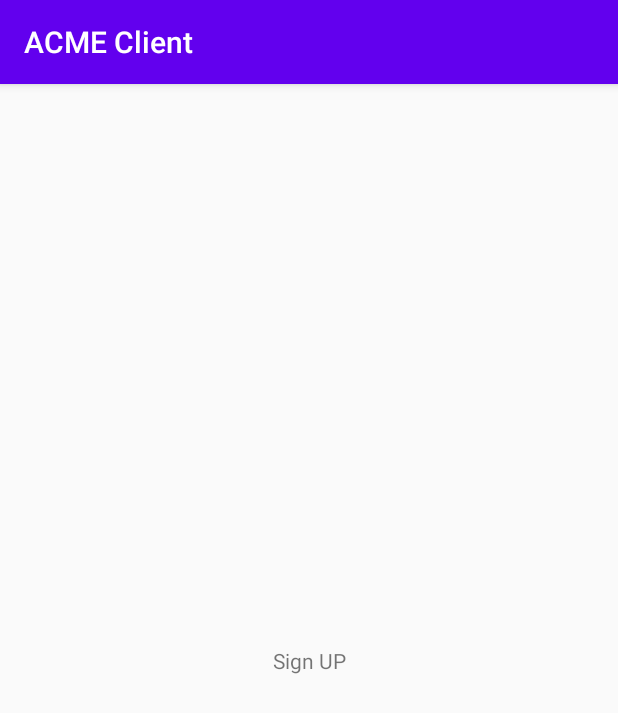
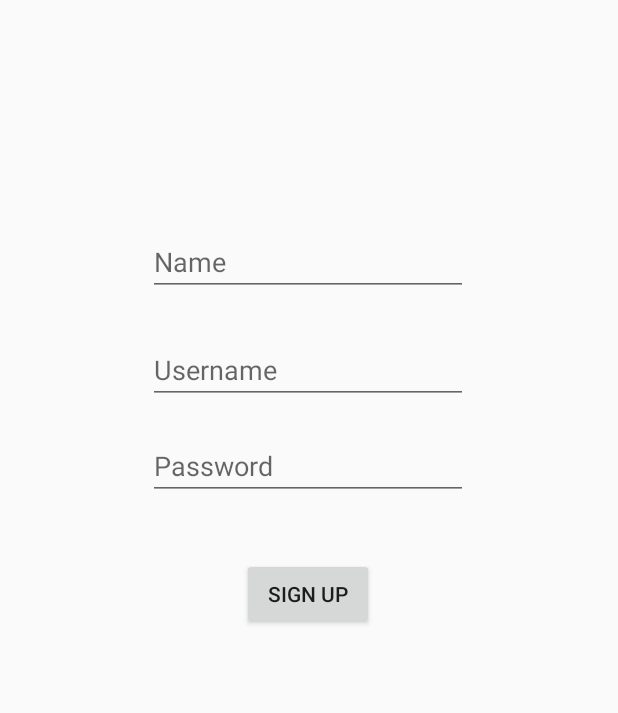
Before and after one commit to miguelalexbt/ACME-Coffee-App, an Android app: the SignUpFragment screen opened through its navigation route, on a phone screen of 412 x 824 dp. Shown: the top 713 px of the screen. Run offline under Robolectric (Android 15) with nearby library versions, the phone set to English and light mode, and no system bars; our stand-ins replace Dagger/Hilt's generated code, Room's generated code, data binding.

Commit message:
[Client]: Add data binding and Item DAO

```diff
--- a/client/app/build.gradle
+++ b/client/app/build.gradle
@@ -16,6 +16,10 @@ android {
         versionName "1.0"
 
         testInstrumentationRunner "androidx.test.runner.AndroidJUnitRunner"
+    }
+
+    buildFeatures {
+        dataBinding true
     }
 
     buildTypes {
--- a/client/app/src/main/java/org/feup/cmov/acmeclient/data/DataRepository.kt
+++ b/client/app/src/main/java/org/feup/cmov/acmeclient/data/DataRepository.kt
@@ -6,6 +6,7 @@ import com.google.gson.Gson
 import kotlinx.coroutines.flow.Flow
 import org.feup.cmov.acmeclient.MainApplication
 import org.feup.cmov.acmeclient.Utils
+import org.feup.cmov.acmeclient.data.db.ItemDao
 import org.feup.cmov.acmeclient.data.db.UserDao
 import org.feup.cmov.acmeclient.data.model.User
 import org.feup.cmov.acmeclient.data.request.SignInRequest
@@ -19,7 +20,8 @@ import javax.inject.Inject
 
 class DataRepository @Inject constructor(
     private val webService: WebService,
-    private val userDao: UserDao
+    private val userDao: UserDao,
+    private val itemDao: ItemDao
 ) {
     var user: User? = null
         private set
@@ -45,23 +47,11 @@ class DataRepository @Inject constructor(
         }
 
         return result.getOrNull()!!
-
-//        webService.signIn(username, password).enqueue(object: Callback<User> {
-//            override fun onResponse(call: Call<User>, response: Response<User>) {
-//                if (response.isSuccessful) {
-//                    setUser(response.body()!!)
-//                }
-//            }
-//
-//            override fun onFailure(call: Call<User>, t: Throwable) {
-//                println(t.toString())
-//            }
-//        })
     }
 
     suspend fun signUp(name: String, username: String, password: String): User {
 
-        val result = kotlin.runCatching {
+        val result = runCatching {
             val user = User(id="", name=name, username=username, password=password)
 
             // Generate certificate
@@ -77,30 +67,9 @@ class DataRepository @Inject constructor(
         }
 
         return result.getOrNull()!!
-
-
-
-//        val result = runCatching {
-//
-//            val user = User(id="", name=name, username=username, password=password)
-//
-//            // Generate certificate
-//            val cert = Utils.generateCertificate(alias=username)
-//
-//            // Call web service
-//            webService.signUp(SignUpRequest(user, cert))
-//        }
-
-//        result.onSuccess {
-//            setUser(result.getOrNull()!!)
-//        }
-
-//        return result
     }
 
-    suspend fun getItems() {
-
-    }
+    fun getItems() = itemDao.getAll()
 
 
     private suspend fun setUser(user: User) {
--- a/client/app/src/main/java/org/feup/cmov/acmeclient/data/db/AppDatabase.kt
+++ b/client/app/src/main/java/org/feup/cmov/acmeclient/data/db/AppDatabase.kt
@@ -2,9 +2,11 @@ package org.feup.cmov.acmeclient.data.db
 
 import androidx.room.Database
 import androidx.room.RoomDatabase
+import org.feup.cmov.acmeclient.data.model.Item
 import org.feup.cmov.acmeclient.data.model.User
 
-@Database(entities = [User::class], version = 1)
+@Database(entities = [User::class, Item::class], version = 1)
 abstract class AppDatabase: RoomDatabase() {
     abstract fun userDao(): UserDao
+    abstract fun itemDao(): ItemDao
 }
--- /dev/null
+++ b/client/app/src/main/java/org/feup/cmov/acmeclient/data/db/ItemDao.kt
@@ -0,0 +1,12 @@
+package org.feup.cmov.acmeclient.data.db
+
+import androidx.room.Dao
+import androidx.room.Query
+import kotlinx.coroutines.flow.Flow
+import org.feup.cmov.acmeclient.data.model.Item
+
+@Dao
+interface ItemDao {
+    @Query("SELECT * FROM item")
+    fun getAll() : Flow<List<Item>>
+}
--- a/client/app/src/main/java/org/feup/cmov/acmeclient/data/db/UserDao.kt
+++ b/client/app/src/main/java/org/feup/cmov/acmeclient/data/db/UserDao.kt
@@ -1,6 +1,5 @@
 package org.feup.cmov.acmeclient.data.db
 
-import androidx.lifecycle.LiveData
 import androidx.room.Dao
 import androidx.room.Insert
 import androidx.room.OnConflictStrategy.REPLACE
@@ -13,6 +12,10 @@ interface UserDao {
     @Insert(onConflict = REPLACE)
     suspend fun save(user: User)
 
+    @Query("SELECT * FROM user ")
+    fun getAll() : Flow<List<User>>
+
+
 //    @Query("SELECT * FROM user WHERE id = :id")
 //    fun load(id: String) : LiveData<User?>
 }
--- a/client/app/src/main/java/org/feup/cmov/acmeclient/data/model/Item.kt
+++ b/client/app/src/main/java/org/feup/cmov/acmeclient/data/model/Item.kt
@@ -1,12 +1,16 @@
 package org.feup.cmov.acmeclient.data.model
 
+import androidx.room.Entity
+import androidx.room.PrimaryKey
 import com.google.gson.annotations.Expose
 import com.google.gson.annotations.SerializedName
 
+@Entity
 data class Item(
     @SerializedName("id")
     @Expose
-    var id: String? = null,
+    @PrimaryKey
+    var id: String,
 
     @SerializedName("type")
     @Expose
--- a/client/app/src/main/java/org/feup/cmov/acmeclient/di/DatabaseModule.kt
+++ b/client/app/src/main/java/org/feup/cmov/acmeclient/di/DatabaseModule.kt
@@ -8,6 +8,7 @@ import dagger.hilt.InstallIn
 import dagger.hilt.android.components.ApplicationComponent
 import dagger.hilt.android.qualifiers.ApplicationContext
 import org.feup.cmov.acmeclient.data.db.AppDatabase
+import org.feup.cmov.acmeclient.data.db.ItemDao
 import org.feup.cmov.acmeclient.data.db.UserDao
 import javax.inject.Singleton
 
@@ -23,4 +24,7 @@ object DatabaseModule {
 
     @Provides
     fun provideUserDao(db: AppDatabase): UserDao = db.userDao()
+
+    @Provides
+    fun provideItemDao(db: AppDatabase): ItemDao = db.itemDao()
 }
--- a/client/app/src/main/java/org/feup/cmov/acmeclient/ui/auth/AuthActivity.kt
+++ b/client/app/src/main/java/org/feup/cmov/acmeclient/ui/auth/AuthActivity.kt
@@ -2,13 +2,16 @@ package org.feup.cmov.acmeclient.ui.auth
 
 import androidx.appcompat.app.AppCompatActivity
 import android.os.Bundle
+import androidx.databinding.DataBindingUtil
 import dagger.hilt.android.AndroidEntryPoint
 import org.feup.cmov.acmeclient.R
+import org.feup.cmov.acmeclient.databinding.ActivityAuthBinding
 
 @AndroidEntryPoint
 class AuthActivity : AppCompatActivity() {
     override fun onCreate(savedInstanceState: Bundle?) {
         super.onCreate(savedInstanceState)
-        setContentView(R.layout.activity_auth)
+        supportActionBar?.hide()
+        DataBindingUtil.setContentView<ActivityAuthBinding>(this, R.layout.activity_auth)
     }
 }
--- a/client/app/src/main/java/org/feup/cmov/acmeclient/ui/auth/SignInFragment.kt
+++ b/client/app/src/main/java/org/feup/cmov/acmeclient/ui/auth/SignInFragment.kt
@@ -6,32 +6,44 @@ import android.view.LayoutInflater
 import android.view.View
 import android.view.ViewGroup
 import android.widget.Button
-import android.widget.EditText
 import androidx.fragment.app.viewModels
+import androidx.lifecycle.Observer
 import androidx.navigation.fragment.findNavController
 import dagger.hilt.android.AndroidEntryPoint
 import org.feup.cmov.acmeclient.R
+import org.feup.cmov.acmeclient.databinding.FragmentSignInBinding
 
 @AndroidEntryPoint
 class SignInFragment : Fragment() {
+
+    private lateinit var binding: FragmentSignInBinding
+
     private val viewModel: SignInViewModel by viewModels()
 
     override fun onCreateView(
-        inflater: LayoutInflater, container: ViewGroup?,
+        inflater: LayoutInflater,
+        container: ViewGroup?,
         savedInstanceState: Bundle?
     ): View? {
-        return inflater.inflate(R.layout.fragment_sign_in, container, false)
+        binding = FragmentSignInBinding.inflate(inflater, container, false)
+        binding.lifecycleOwner = this
+        binding.viewModel = viewModel
+        return binding.root
     }
 
     override fun onViewCreated(view: View, savedInstanceState: Bundle?) {
         super.onViewCreated(view, savedInstanceState)
 
+        viewModel.items.observe(viewLifecycleOwner, Observer { items ->
+            println("Got $items")
+        })
+
         // Subscribe to state, etc
-        val btn = view.findViewById<Button>(R.id.button2)
-
-        btn.setOnClickListener {
-            // TODO CHECK OUT LIBRARY SafeArgs
-            findNavController().navigate(R.id.navigate_to_sign_up)
-        }
+//        val btn = view.findViewById<Button>(R.id.signIn_submit)
+//
+//        btn.setOnClickListener {
+//            // TODO CHECK OUT LIBRARY SafeArgs
+//            findNavController().navigate(R.id.navigate_to_sign_up)
+//        }
     }
 }
--- a/client/app/src/main/java/org/feup/cmov/acmeclient/ui/auth/SignInViewModel.kt
+++ b/client/app/src/main/java/org/feup/cmov/acmeclient/ui/auth/SignInViewModel.kt
@@ -2,14 +2,27 @@ package org.feup.cmov.acmeclient.ui.auth
 
 import androidx.hilt.Assisted
 import androidx.hilt.lifecycle.ViewModelInject
-import androidx.lifecycle.SavedStateHandle
-import androidx.lifecycle.ViewModel
+import androidx.lifecycle.*
+import kotlinx.coroutines.delay
 import org.feup.cmov.acmeclient.data.DataRepository
+import org.feup.cmov.acmeclient.data.model.Item
+
+data class State(
+    val txt: String = "miguelalexbt"
+)
 
 class SignInViewModel @ViewModelInject constructor(
-    @Assisted savedStateHandle: SavedStateHandle,
+//    @Assisted savedStateHandle: SavedStateHandle,
     private val dataRepository: DataRepository
 ) : ViewModel() {
 
+    private val _state = MutableLiveData<String>("")
+    val state: LiveData<String> = _state
 
+    val items: LiveData<List<Item>> = dataRepository.getItems().asLiveData()
+
+    fun signIn() {
+        println("Value is ${_state.value}")
+        _state.value = _state.value + "A"
+    }
 }
--- a/client/app/src/main/res/layout/activity_auth.xml
+++ b/client/app/src/main/res/layout/activity_auth.xml
@@ -1,8 +1,6 @@
 <?xml version="1.0" encoding="utf-8"?>
-<FrameLayout xmlns:android="http://schemas.android.com/apk/res/android"
-    xmlns:app="http://schemas.android.com/apk/res-auto"
-    android:layout_width="match_parent"
-    android:layout_height="match_parent">
+<layout xmlns:android="http://schemas.android.com/apk/res/android"
+    xmlns:app="http://schemas.android.com/apk/res-auto">
 
     <androidx.fragment.app.FragmentContainerView
         android:id="@+id/main_content"
@@ -11,5 +9,4 @@
         android:layout_height="match_parent"
         app:defaultNavHost="true"
         app:navGraph="@navigation/nav_auth" />
-
-</FrameLayout>
+</layout>
--- a/client/app/src/main/res/layout/fragment_sign_up.xml
+++ b/client/app/src/main/res/layout/fragment_sign_up.xml
@@ -10,13 +10,56 @@
         android:layout_width="match_parent"
         android:layout_height="match_parent">
 
-        <TextView
-            android:id="@+id/textView2"
+        <EditText
+            android:id="@+id/signUp_name"
             android:layout_width="wrap_content"
             android:layout_height="wrap_content"
-            android:text="Sign UP"
-            app:layout_constraintBottom_toBottomOf="parent"
+            android:layout_marginTop="152dp"
+            android:ems="10"
+            android:hint="@string/prompt_name"
+            android:inputType="textPersonName"
             app:layout_constraintEnd_toEndOf="parent"
+            app:layout_constraintHorizontal_bias="0.497"
+            app:layout_constraintStart_toStartOf="parent"
+            app:layout_constraintTop_toTopOf="parent"
+            android:autofillHints="" />
+
+        <EditText
+            android:id="@+id/signUp_username"
+            android:layout_width="wrap_content"
+            android:layout_height="wrap_content"
+            android:layout_marginTop="224dp"
+            android:ems="10"
+            android:hint="@string/prompt_username"
+            android:inputType="textPersonName"
+            app:layout_constraintEnd_toEndOf="parent"
+            app:layout_constraintHorizontal_bias="0.497"
+            app:layout_constraintStart_toStartOf="parent"
+            app:layout_constraintTop_toTopOf="parent"
+            android:autofillHints="" />
+
+        <EditText
+            android:id="@+id/signUp_password"
+            android:layout_width="wrap_content"
+            android:layout_height="wrap_content"
+            android:layout_marginTop="288dp"
+            android:ems="10"
+            android:hint="@string/prompt_password"
+            android:inputType="textPassword"
+            app:layout_constraintEnd_toEndOf="parent"
+            app:layout_constraintHorizontal_bias="0.497"
+            app:layout_constraintStart_toStartOf="parent"
+            app:layout_constraintTop_toTopOf="parent"
+            android:autofillHints="" />
+
+        <Button
+            android:id="@+id/signUp_submit"
+            android:layout_width="wrap_content"
+            android:layout_height="wrap_content"
+            android:layout_marginTop="372dp"
+            android:text="@string/prompt_sign_up"
+            app:layout_constraintEnd_toEndOf="parent"
+            app:layout_constraintHorizontal_bias="0.498"
             app:layout_constraintStart_toStartOf="parent"
             app:layout_constraintTop_toTopOf="parent" />
     </androidx.constraintlayout.widget.ConstraintLayout>
--- a/client/app/src/main/res/values/strings.xml
+++ b/client/app/src/main/res/values/strings.xml
@@ -3,6 +3,6 @@
     <string name="prompt_name">Name</string>
     <string name="prompt_username">Username</string>
     <string name="prompt_password">Password</string>
-    <!-- TODO: Remove or change this placeholder text -->
-    <string name="hello_blank_fragment">Hello blank fragment</string>
+    <string name="prompt_sign_in">Sign in</string>
+    <string name="prompt_sign_up">Sign up</string>
 </resources>
```
Also changed, not shown: client/app/src/main/java/org/feup/cmov/acmeclient/MainApplication.kt (+0 -14 lines), client/app/src/main/res/layout/fragment_sign_in.xml (+38 -11 lines). Lines whose indentation alone changed are shown as unchanged.
